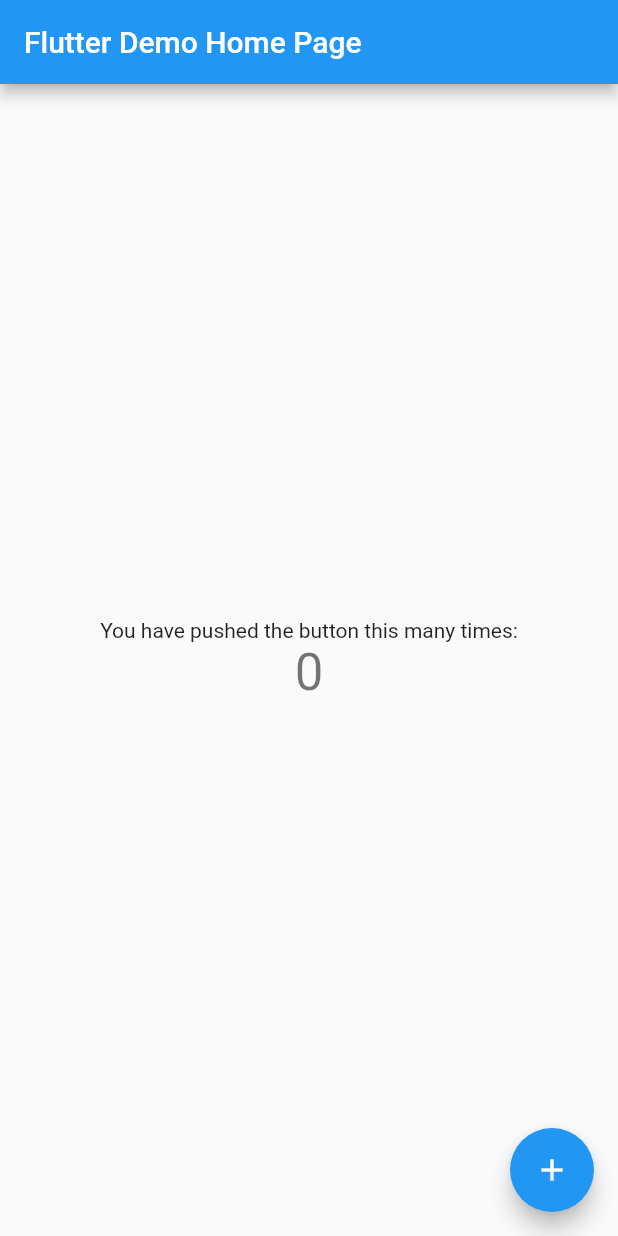
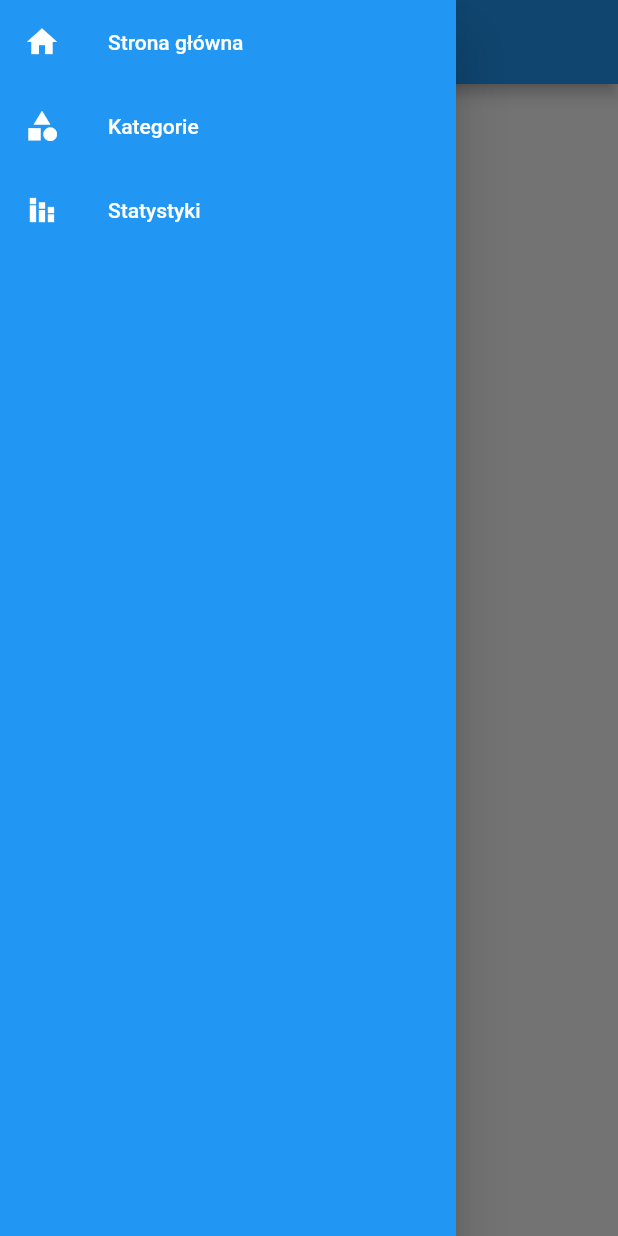
Before and after one commit to WojciechMoczydlowski/mgr-wpam, a Flutter app: the screen it shows after launch, with the side drawer open (before the commit the screen has no drawer), on a phone screen of 412 x 824 dp. Run offline on Flutter 3.47's test engine with Material 2 defaults, Android fonts, the light colour scheme and no system bars.

Commit message:
Add app navigation

```diff
--- a/lib/main.dart
+++ b/lib/main.dart
@@ -1,115 +1,22 @@
 import 'package:flutter/material.dart';
+import 'package:wpam_app/presentation/router/app_router.dart';
 
 void main() {
-  runApp(const MyApp());
+  runApp(MyApp());
 }
 
 class MyApp extends StatelessWidget {
-  const MyApp({Key? key}) : super(key: key);
+  MyApp({Key? key}) : super(key: key);
 
-  // This widget is the root of your application.
+  final AppRouter _appRouter = AppRouter();
+
   @override
   Widget build(BuildContext context) {
     return MaterialApp(
-      title: 'Flutter Demo',
-      theme: ThemeData(
-        // This is the theme of your application.
-        //
-        // Try running your application with "flutter run". You'll see the
-        // application has a blue toolbar. Then, without quitting the app, try
-        // changing the primarySwatch below to Colors.green and then invoke
-        // "hot reload" (press "r" in the console where you ran "flutter run",
-        // or simply save your changes to "hot reload" in a Flutter IDE).
-        // Notice that the counter didn't reset back to zero; the application
-        // is not restarted.
-        primarySwatch: Colors.blue,
-      ),
-      home: const MyHomePage(title: 'Flutter Demo Home Page'),
-    );
+        title: 'Tiny timer',
+        theme: ThemeData(
+          primarySwatch: Colors.blue,
+        ),
+        onGenerateRoute: _appRouter.onGenerateRoute);
   }
 }
-
-class MyHomePage extends StatefulWidget {
-  const MyHomePage({Key? key, required this.title}) : super(key: key);
-
-  // This widget is the home page of your application. It is stateful, meaning
-  // that it has a State object (defined below) that contains fields that affect
-  // how it looks.
-
-  // This class is the configuration for the state. It holds the values (in this
-  // case the title) provided by the parent (in this case the App widget) and
-  // used by the build method of the State. Fields in a Widget subclass are
-  // always marked "final".
-
-  final String title;
-
-  @override
-  State<MyHomePage> createState() => _MyHomePageState();
-}
-
-class _MyHomePageState extends State<MyHomePage> {
-  int _counter = 0;
-
-  void _incrementCounter() {
-    setState(() {
-      // This call to setState tells the Flutter framework that something has
-      // changed in this State, which causes it to rerun the build method below
-      // so that the display can reflect the updated values. If we changed
-      // _counter without calling setState(), then the build method would not be
-      // called again, and so nothing would appear to happen.
-      _counter = _counter + 2;
-    });
-  }
-
-  @override
-  Widget build(BuildContext context) {
-    // This method is rerun every time setState is called, for instance as done
-    // by the _incrementCounter method above.
-    //
-    // The Flutter framework has been optimized to make rerunning build methods
-    // fast, so that you can just rebuild anything that needs updating rather
-    // than having to individually change instances of widgets.
-    return Scaffold(
-      appBar: AppBar(
-        // Here we take the value from the MyHomePage object that was created by
-        // the App.build method, and use it to set our appbar title.
-        title: Text(widget.title),
-      ),
-      body: Center(
-        // Center is a layout widget. It takes a single child and positions it
-        // in the middle of the parent.
-        child: Column(
-          // Column is also a layout widget. It takes a list of children and
-          // arranges them vertically. By default, it sizes itself to fit its
-          // children horizontally, and tries to be as tall as its parent.
-          //
-          // Invoke "debug painting" (press "p" in the console, choose the
-          // "Toggle Debug Paint" action from the Flutter Inspector in Android
-          // Studio, or the "Toggle Debug Paint" command in Visual Studio Code)
-          // to see the wireframe for each widget.
-          //
-          // Column has various properties to control how it sizes itself and
-          // how it positions its children. Here we use mainAxisAlignment to
-          // center the children vertically; the main axis here is the vertical
-          // axis because Columns are vertical (the cross axis would be
-          // horizontal).
-          mainAxisAlignment: MainAxisAlignment.center,
-          children: <Widget>[
-            const Text(
-              'You have pushed the button this many times:',
-            ),
-            Text(
-              '$_counter',
-              style: Theme.of(context).textTheme.headline4,
-            ),
-          ],
-        ),
-      ),
-      floatingActionButton: FloatingActionButton(
-        onPressed: _incrementCounter,
-        tooltip: 'Increment',
-        child: const Icon(Icons.add),
-      ), // This trailing comma makes auto-formatting nicer for build methods.
-    );
-  }
-}
--- /dev/null
+++ b/lib/presentation/router/app_router.dart
@@ -0,0 +1,17 @@
+import 'package:flutter/material.dart';
+import 'package:wpam_app/presentation/screens/categories_screen.dart';
+import 'package:wpam_app/presentation/screens/home_screen.dart';
+import 'package:wpam_app/presentation/screens/stats_screen.dart';
+
+class AppRouter {
+  Route onGenerateRoute(RouteSettings routeSettings) {
+    switch (routeSettings.name) {
+      case "/categories":
+        return MaterialPageRoute(builder: (_) => const CategoriesScreen());
+      case "/stats":
+        return MaterialPageRoute(builder: (_) => const StatsScreen());
+      default:
+        return MaterialPageRoute(builder: (_) => const HomeScreen());
+    }
+  }
+}
--- /dev/null
+++ b/lib/presentation/screens/categories_screen.dart
@@ -0,0 +1,14 @@
+import 'package:flutter/material.dart';
+import 'package:wpam_app/presentation/widgets/navigation_drawer_widget.dart';
+
+class CategoriesScreen extends StatelessWidget {
+  const CategoriesScreen({Key? key}) : super(key: key);
+
+  @override
+  Widget build(BuildContext context) {
+    return Scaffold(
+      appBar: AppBar(title: const Text("Kategorie")),
+      drawer: const NavigationDrawerWidget(),
+    );
+  }
+}
--- /dev/null
+++ b/lib/presentation/screens/home_screen.dart
@@ -0,0 +1,15 @@
+import 'package:flutter/material.dart';
+
+import '../widgets/navigation_drawer_widget.dart';
+
+class HomeScreen extends StatelessWidget {
+  const HomeScreen({Key? key}) : super(key: key);
+
+  @override
+  Widget build(BuildContext context) {
+    return Scaffold(
+      appBar: AppBar(title: const Text("Strona glówna")),
+      drawer: const NavigationDrawerWidget(),
+    );
+  }
+}
--- /dev/null
+++ b/lib/presentation/screens/stats_screen.dart
@@ -0,0 +1,15 @@
+import 'package:flutter/material.dart';
+
+import '../widgets/navigation_drawer_widget.dart';
+
+class StatsScreen extends StatelessWidget {
+  const StatsScreen({Key? key}) : super(key: key);
+
+  @override
+  Widget build(BuildContext context) {
+    return Scaffold(
+      appBar: AppBar(title: const Text("Statystyki")),
+      drawer: const NavigationDrawerWidget(),
+    );
+  }
+}
--- /dev/null
+++ b/lib/presentation/widgets/navigation_drawer_widget.dart
@@ -0,0 +1,48 @@
+import 'package:flutter/material.dart';
+
+class NavigationDrawerWidget extends StatelessWidget {
+  const NavigationDrawerWidget({Key? key}) : super(key: key);
+
+  @override
+  Widget build(BuildContext context) {
+    return Drawer(
+      child: Container(
+        color: Colors.blue,
+        child: ListView(
+          children: <Widget>[
+            buildMenuItem(
+                context: context,
+                text: "Strona główna",
+                icon: Icons.home,
+                path: "/"),
+            buildMenuItem(
+                context: context,
+                text: "Kategorie",
+                icon: Icons.category,
+                path: "/categories"),
+            buildMenuItem(
+                context: context,
+                text: "Statystyki",
+                icon: Icons.stacked_bar_chart_sharp,
+                path: "/stats")
+          ],
+        ),
+      ),
+    );
+  }
+}
+
+Widget buildMenuItem(
+    {required BuildContext context,
+    required String text,
+    required IconData icon,
+    required String path}) {
+  const color = Colors.white;
+
+  return ListTile(
+      onTap: () {
+        Navigator.of(context).pushNamed(path);
+      },
+      leading: Icon(icon, color: color),
+      title: Text(text, style: const TextStyle(color: color)));
+}
```
